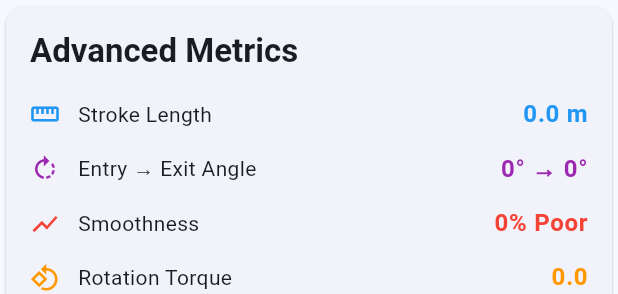
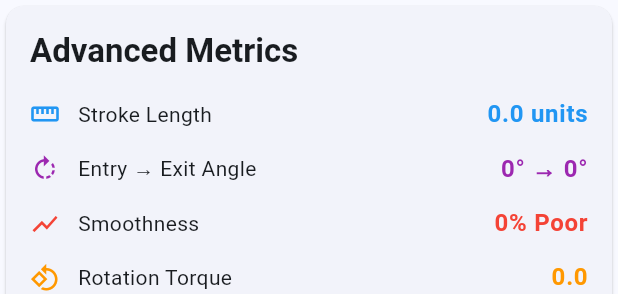
Before and after one commit to laosteven/flow-track, a Flutter app: the AdvancedMetricsCard widget shown alone on an empty page, opened directly with empty values, on a phone screen of 412 x 824 dp. Shown: the top 294 px of the screen. Run offline on Flutter 3.47's test engine with Material 3 defaults, Android fonts, the phone set to English and light mode, and no system bars; our stand-ins replace fl_chart, permission_handler, wakelock_plus; missing offline and left inert: flutter_reactive_ble.

Commit message:
Fix final code review issues: temperature variance calculation and stroke length units
Co-authored-by: laosteven <10532491+laosteven@users.noreply.github.com>

```diff
--- a/dragon_paddle_app/lib/widgets/advanced_metrics_card.dart
+++ b/dragon_paddle_app/lib/widgets/advanced_metrics_card.dart
@@ -29,7 +29,7 @@ class AdvancedMetricsCard extends StatelessWidget {
               context,
               icon: Icons.straighten,
               label: 'Stroke Length',
-              value: '${metrics.strokeLength.toStringAsFixed(1)} m',
+              value: '${metrics.strokeLength.toStringAsFixed(1)} units',
               color: Colors.blue,
             ),
             const SizedBox(height: 12),
```
Also changed, not shown: 1 other file.
